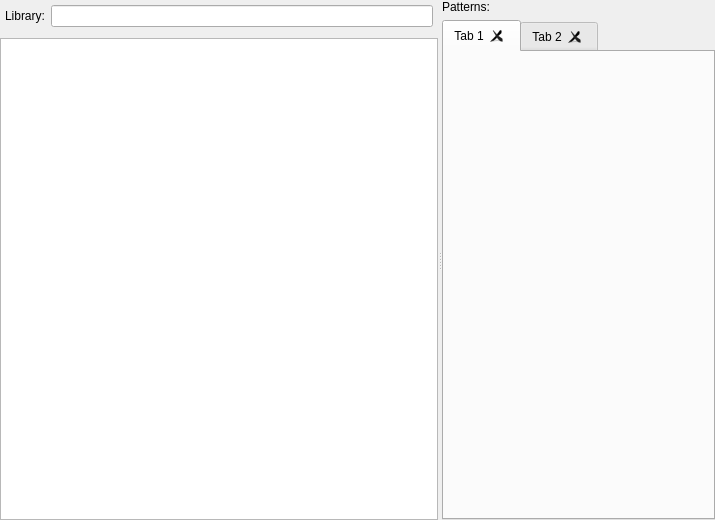
DinoZAR/CentralAccessReader, file src/forms/math_library_editor.ui: the form before one commit.
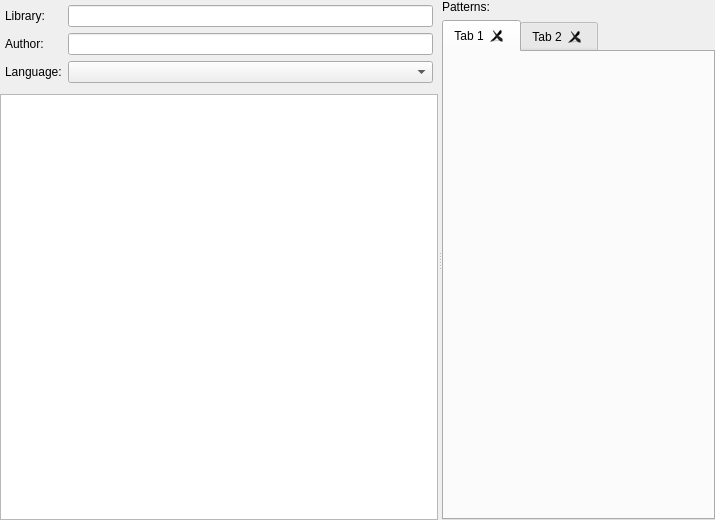
The form after the commit.

Commit message: Added language support in math library, and created the user interface for choosing one in the math environment. Now need to use language filtering for general settings so that people can choose a pattern that matches their language.

Diff of the .ui file:
```diff
--- a/src/forms/math_library_editor.ui
+++ b/src/forms/math_library_editor.ui
@@ -25,20 +25,40 @@
      <widget class="QWidget" name="layoutWidget">
       <layout class="QVBoxLayout" name="verticalLayout">
        <item>
-        <layout class="QHBoxLayout" name="horizontalLayout">
+        <layout class="QFormLayout" name="formLayout">
          <property name="margin">
           <number>5</number>
          </property>
-         <item>
-          <widget class="QLabel" name="label">
+         <item row="0" column="0">
+          <widget class="QLabel" name="label_3">
            <property name="text">
             <string>Library:</string>
            </property>
           </widget>
          </item>
-         <item>
+         <item row="0" column="1">
           <widget class="QLineEdit" name="nameEdit"/>
          </item>
+         <item row="1" column="0">
+          <widget class="QLabel" name="label">
+           <property name="text">
+            <string>Author:</string>
+           </property>
+          </widget>
+         </item>
+         <item row="1" column="1">
+          <widget class="QLineEdit" name="authorEdit"/>
+         </item>
+         <item row="2" column="0">
+          <widget class="QLabel" name="label_4">
+           <property name="text">
+            <string>Language:</string>
+           </property>
+          </widget>
+         </item>
+         <item row="2" column="1">
+          <widget class="QComboBox" name="languageCombo"/>
+         </item>
         </layout>
        </item>
        <item>
@@ -50,7 +70,7 @@
        </item>
       </layout>
      </widget>
-     <widget class="QWidget" name="">
+     <widget class="QWidget" name="layoutWidget">
       <layout class="QVBoxLayout" name="verticalLayout_2">
        <item>
         <widget class="QLabel" name="label_2">
```
The commit also changes 7 other files.
